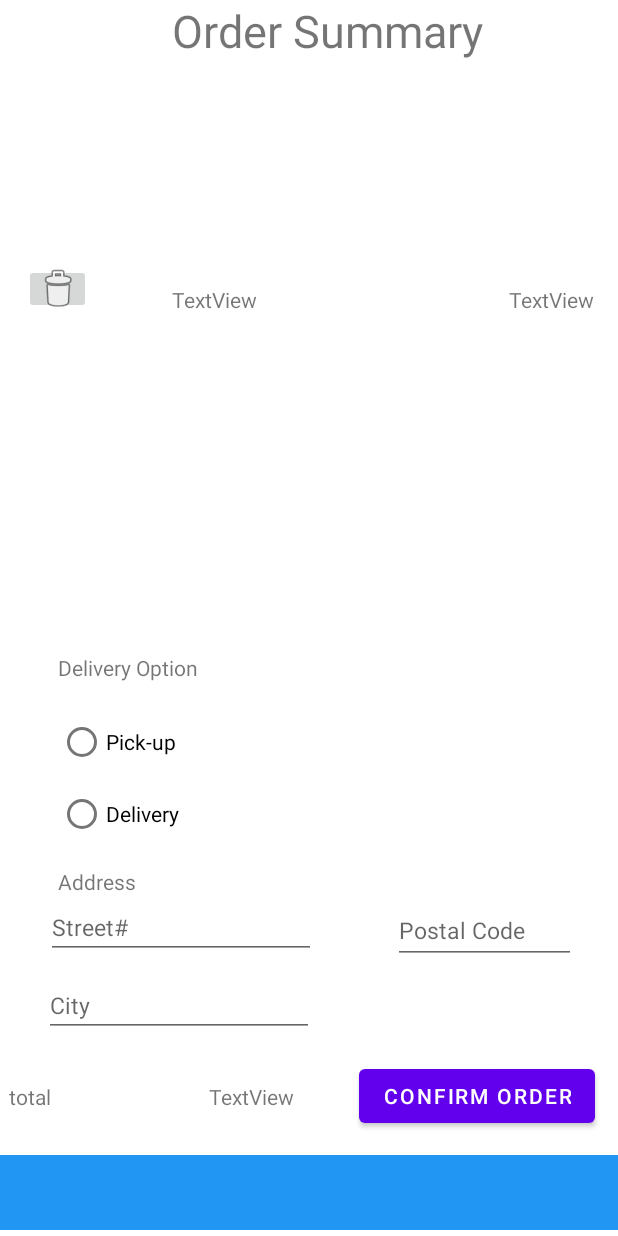
After one commit to CSIS3175-inclass/SaveIt, an Android app: the layout activity_order_summary.xml on its own in the app's theme, with its tools: preview values and no code run, on a phone screen of 412 x 824 dp. The commit adds this screen. Run offline under Robolectric (Android 15) with nearby library versions, the phone set to English and light mode, and no system bars.

Commit message:
Screen 8: add selected orders to order summary activity

```diff
--- a/app/src/main/AndroidManifest.xml
+++ b/app/src/main/AndroidManifest.xml
@@ -11,6 +11,9 @@
         android:supportsRtl="true"
         android:theme="@style/Theme.SaveIt"
         tools:targetApi="31">
+        <activity
+            android:name=".OrderSummaryActivity"
+            android:exported="false" />
         <activity
             android:name=".RestaurantActivity"
             android:exported="false" />
--- /dev/null
+++ b/app/src/main/res/layout/activity_order_summary.xml
@@ -0,0 +1,154 @@
+<?xml version="1.0" encoding="utf-8"?>
+<androidx.constraintlayout.widget.ConstraintLayout xmlns:android="http://schemas.android.com/apk/res/android"
+    xmlns:app="http://schemas.android.com/apk/res-auto"
+    xmlns:tools="http://schemas.android.com/tools"
+    android:layout_width="match_parent"
+    android:layout_height="match_parent"
+    tools:context=".OrderSummaryActivity">
+
+    <FrameLayout
+        android:id="@+id/frameLayout2"
+        android:layout_width="0dp"
+        android:layout_height="50dp"
+        android:layout_marginBottom="4dp"
+        android:background="#2196F3"
+        app:layout_constraintBottom_toBottomOf="parent"
+        app:layout_constraintEnd_toEndOf="parent"
+        app:layout_constraintHorizontal_bias="0.0"
+        app:layout_constraintStart_toStartOf="parent">
+
+    </FrameLayout>
+
+    <TextView
+        android:id="@+id/orderSummary"
+        android:layout_width="wrap_content"
+        android:layout_height="wrap_content"
+        android:layout_marginEnd="90dp"
+        android:text="@string/txtOrderSummary"
+        android:textSize="30sp"
+        app:layout_constraintEnd_toEndOf="parent"
+        app:layout_constraintTop_toTopOf="parent" />
+
+    <androidx.recyclerview.widget.RecyclerView
+        android:id="@+id/orderRecyclerView"
+        android:layout_width="match_parent"
+        android:layout_height="158dp"
+        android:layout_marginBottom="2dp"
+        app:layout_constraintBottom_toTopOf="@+id/deliveryOptions"
+        app:layout_constraintEnd_toEndOf="parent"
+        app:layout_constraintStart_toStartOf="parent"
+        app:layout_constraintTop_toBottomOf="@+id/orderSummary"
+        tools:listitem="@layout/food_order_item" />
+
+    <RadioGroup
+        android:id="@+id/deliveryOptGrp"
+        android:layout_width="wrap_content"
+        android:layout_height="wrap_content"
+        android:layout_marginBottom="11dp"
+        app:layout_constraintBottom_toTopOf="@+id/address"
+        app:layout_constraintStart_toStartOf="@+id/address">
+
+        <RadioButton
+            android:id="@+id/option1"
+            android:layout_width="match_parent"
+            android:layout_height="wrap_content"
+            android:text="@string/radioOption1" />
+
+        <RadioButton
+            android:id="@+id/option2"
+            android:layout_width="match_parent"
+            android:layout_height="wrap_content"
+            android:baselineAligned="false"
+            android:text="@string/radioOption2" />
+    </RadioGroup>
+
+    <TextView
+        android:id="@+id/deliveryOptions"
+        android:layout_width="wrap_content"
+        android:layout_height="wrap_content"
+        android:layout_marginBottom="16dp"
+        android:text="@string/txtDeliveryOptions"
+        app:layout_constraintBottom_toTopOf="@+id/deliveryOptGrp"
+        app:layout_constraintStart_toStartOf="@+id/deliveryOptGrp" />
+
+    <TextView
+        android:id="@+id/address"
+        android:layout_width="wrap_content"
+        android:layout_height="wrap_content"
+        android:layout_marginStart="8dp"
+        android:text="@string/txtAddress"
+        app:layout_constraintBottom_toTopOf="@+id/editStreet"
+        app:layout_constraintStart_toStartOf="@+id/editStreet" />
+
+    <EditText
+        android:id="@+id/editStreet"
+        android:layout_width="wrap_content"
+        android:layout_height="wrap_content"
+        android:layout_marginStart="1dp"
+        android:layout_marginBottom="10dp"
+        android:ems="10"
+        android:hint="@string/hintStreet"
+        android:inputType="textPersonName"
+        android:textSize="15sp"
+        app:layout_constraintBottom_toTopOf="@+id/editCity"
+        app:layout_constraintStart_toStartOf="@+id/editCity" />
+
+    <EditText
+        android:id="@+id/editCity"
+        android:layout_width="wrap_content"
+        android:layout_height="wrap_content"
+        android:layout_marginStart="29dp"
+        android:layout_marginBottom="30dp"
+        android:ems="10"
+        android:hint="@string/hintCity"
+        android:inputType="textPersonName"
+        android:textSize="15sp"
+        app:layout_constraintBottom_toTopOf="@+id/total2"
+        app:layout_constraintStart_toStartOf="parent" />
+
+    <TextView
+        android:id="@+id/total2"
+        android:layout_width="wrap_content"
+        android:layout_height="wrap_content"
+        android:layout_marginStart="6dp"
+        android:text="@string/txtTotal"
+        app:layout_constraintBottom_toBottomOf="@+id/totalPrice"
+        app:layout_constraintStart_toStartOf="parent"
+        app:layout_constraintTop_toTopOf="@+id/totalPrice" />
+
+    <TextView
+        android:id="@+id/totalPrice"
+        android:layout_width="wrap_content"
+        android:layout_height="wrap_content"
+        android:layout_marginEnd="13dp"
+        android:layout_marginBottom="29dp"
+        android:text="TextView"
+        app:layout_constraintBottom_toTopOf="@+id/frameLayout2"
+        app:layout_constraintEnd_toEndOf="@+id/editCity" />
+
+    <EditText
+        android:id="@+id/editPostalCode"
+        android:layout_width="122dp"
+        android:layout_height="44dp"
+        android:layout_marginTop="126dp"
+        android:layout_marginEnd="28dp"
+        android:layout_marginBottom="126dp"
+        android:ems="10"
+        android:hint="@string/hintPostalCode"
+        android:inputType="textPersonName"
+        android:textSize="15sp"
+        app:layout_constraintBottom_toTopOf="@+id/frameLayout2"
+        app:layout_constraintEnd_toEndOf="parent"
+        app:layout_constraintTop_toTopOf="@+id/deliveryOptGrp" />
+
+    <Button
+        android:id="@+id/confirmOrderBtn"
+        android:layout_width="wrap_content"
+        android:layout_height="wrap_content"
+        android:layout_marginEnd="15dp"
+        android:layout_marginBottom="15dp"
+        android:text="@string/btnConfirmOrder"
+        app:layout_constraintBottom_toTopOf="@+id/frameLayout2"
+        app:layout_constraintEnd_toEndOf="parent" />
+
+</androidx.constraintlayout.widget.ConstraintLayout>
--- /dev/null
+++ b/app/src/main/res/layout/food_order_item.xml
@@ -0,0 +1,55 @@
+<?xml version="1.0" encoding="utf-8"?>
+<androidx.constraintlayout.widget.ConstraintLayout xmlns:android="http://schemas.android.com/apk/res/android"
+    xmlns:app="http://schemas.android.com/apk/res-auto"
+    xmlns:tools="http://schemas.android.com/tools"
+    android:layout_width="match_parent"
+    android:layout_height="match_parent"
+    tools:layout_editor_absoluteX="0dp"
+    tools:layout_editor_absoluteY="-32dp">
+
+    <TextView
+        android:id="@+id/bundleName2"
+        android:layout_width="wrap_content"
+        android:layout_height="wrap_content"
+        android:layout_marginTop="32dp"
+        android:layout_marginEnd="168dp"
+        android:text="TextView"
+        app:layout_constraintEnd_toStartOf="@+id/bundlePrice2"
+        app:layout_constraintStart_toEndOf="@+id/deleteBtn"
+        app:layout_constraintTop_toTopOf="parent" />
+
+    <TextView
+        android:id="@+id/bundlePrice2"
+        android:layout_width="wrap_content"
+        android:layout_height="wrap_content"
+        android:layout_marginTop="32dp"
+        android:layout_marginEnd="16dp"
+        android:text="TextView"
+        app:layout_constraintEnd_toEndOf="parent"
+        app:layout_constraintStart_toEndOf="@+id/bundleName2"
+        app:layout_constraintTop_toTopOf="parent" />
+
+    <ListView
+        android:id="@+id/itemsList"
+        android:layout_width="0dp"
+        android:layout_height="wrap_content"
+        android:layout_marginTop="88dp"
+        android:background="#FF5722"
+        app:layout_constraintEnd_toEndOf="parent"
+        app:layout_constraintStart_toStartOf="parent"
+        app:layout_constraintTop_toTopOf="parent" />
+
+    <ImageButton
+        android:id="@+id/deleteBtn"
+        android:layout_width="0dp"
+        android:layout_height="33dp"
+        android:layout_marginStart="16dp"
+        android:layout_marginTop="18dp"
+        android:layout_marginEnd="54dp"
+        android:layout_marginBottom="37dp"
+        app:layout_constraintBottom_toTopOf="@+id/itemsList"
+        app:layout_constraintEnd_toStartOf="@+id/bundleName2"
+        app:layout_constraintStart_toStartOf="parent"
+        app:layout_constraintTop_toTopOf="parent"
+        app:srcCompat="@android:drawable/ic_menu_delete" />
+</androidx.constraintlayout.widget.ConstraintLayout>
--- a/app/src/main/res/values/strings.xml
+++ b/app/src/main/res/values/strings.xml
@@ -6,4 +6,13 @@
     <string name="txtTotal">total</string>
     <string name="btnOrder">order</string>
     <string name="txtDefaultTotal">$0</string>
+    <string name="txtOrderSummary">Order Summary</string>
+    <string name="txtDeliveryOptions">Delivery Option</string>
+    <string name="radioOption1">Pick-up</string>
+    <string name="radioOption2">Delivery</string>
+    <string name="txtAddress">Address</string>
+    <string name="hintStreet">Street#</string>
+    <string name="hintCity">City</string>
+    <string name="hintPostalCode">Postal Code</string>
+    <string name="btnConfirmOrder">Confirm Order</string>
 </resources>
```
Also changed, not shown: app/src/main/java/com/group8/saveit/FoodBundle.java (+63 -2 lines), app/src/main/java/com/group8/saveit/FoodBundleAdapter.java (renamed from app/src/main/java/com/group8/saveit/CustomAdapter.java, +5 -3 lines), app/src/main/java/com/group8/saveit/FoodBundleFragment.java (+8 -5 lines), app/src/main/java/com/group8/saveit/OrderSummaryActivity.java (added, +43 -0 lines), app/src/main/java/com/group8/saveit/OrderSummaryAdapter.java (added, +94 -0 lines), app/src/main/java/com/group8/saveit/RestaurantActivity.java (+33 -1 lines).
